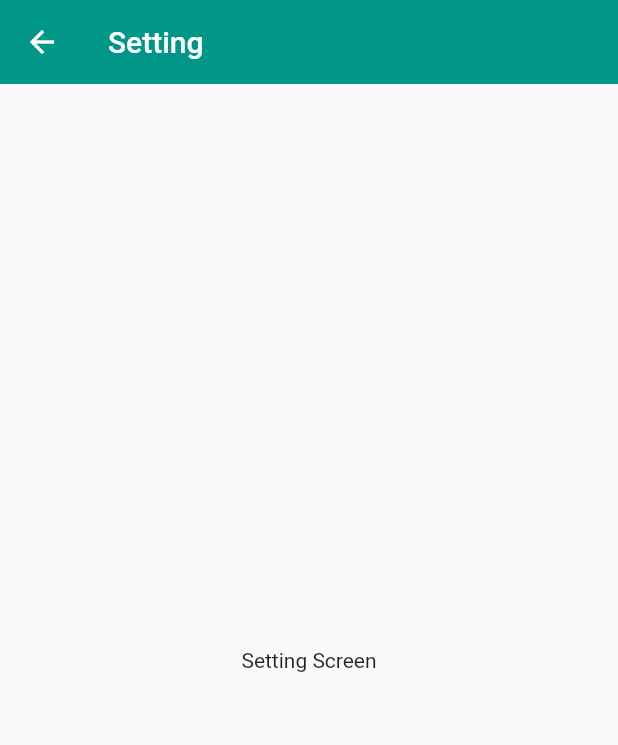
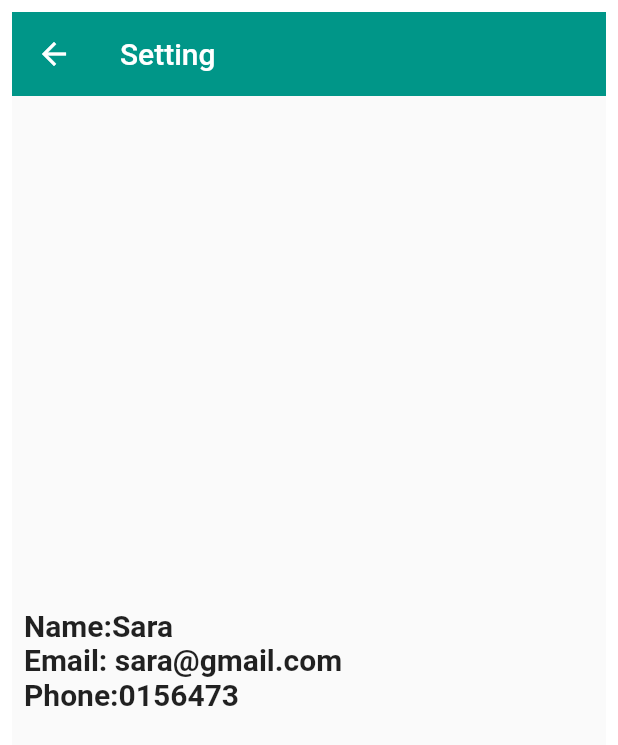
Before and after one commit to Sara521-salah/amit_flutter_project, a Flutter app: the Setting screen opened directly, on a phone screen of 412 x 824 dp. Shown: the top 745 px of the screen. Run offline on Flutter 3.47's test engine with Material 2 defaults, Android fonts, the light colour scheme and no system bars; our stand-ins replace animated_splash_screen, bottom_navy_bar, carousel_slider, flutter_bloc, font_awesome_flutter, google_fonts and 1 more; Roboto replaces fonts that are missing (Cairo).

Commit message:
first commit

```diff
--- a/lib/main.dart
+++ b/lib/main.dart
@@ -8,9 +8,13 @@ import 'package:movice/screens/home_screen.dart';
 import 'package:movice/splash_screen.dart';
 import 'package:provider/provider.dart';
 
+import 'categories.dart';
 import 'goto.dart';
 import 'home_layhout.dart';
+import 'logic/api.dart';
 import 'loginScreen.dart';
+import 'registerScreen.dart';
+import 'splash_screen.dart';
 main(){
   runApp(Movices());
 }
--- a/lib/settingScreen.dart
+++ b/lib/settingScreen.dart
@@ -1,3 +1,4 @@
+import 'package:flutter/cupertino.dart';
 import 'package:flutter/material.dart';
 
 class Setting extends StatelessWidget {
@@ -5,17 +6,32 @@ class Setting extends StatelessWidget {
 
   @override
   Widget build(BuildContext context) {
-    return Scaffold(
+    return Padding(
+        padding: const EdgeInsets.all(8.0),
+        child: Scaffold(
             appBar: AppBar(
               elevation: 0,
               backgroundColor: Colors.teal,
-       title: Text(
+              title: const Text(
                   'Setting'
               ),
             ),
-      body:  Center(
-        child: Text("Setting Screen"),
+            body: Padding(
+                padding: const EdgeInsets.all(8.0),
+                child: Column(
+                    mainAxisAlignment: MainAxisAlignment.center,
+                    crossAxisAlignment: CrossAxisAlignment.start,
+                    children: [
+                      Text('Name:Sara',style: const TextStyle(fontWeight: FontWeight.bold,fontSize: 20.0,)
                       ),
+                      Text('Email: sara@gmail.com',style: const TextStyle(fontWeight: FontWeight.bold,fontSize: 20.0,)
+                      ),
+                      const Text('Phone:0156473',style: TextStyle(fontWeight: FontWeight.bold,fontSize: 20.0,)
+                      ),
+                    ]
+                )
+            )
+        )
     );
   }
 }
```
Lines whose indentation alone changed are shown as unchanged.
